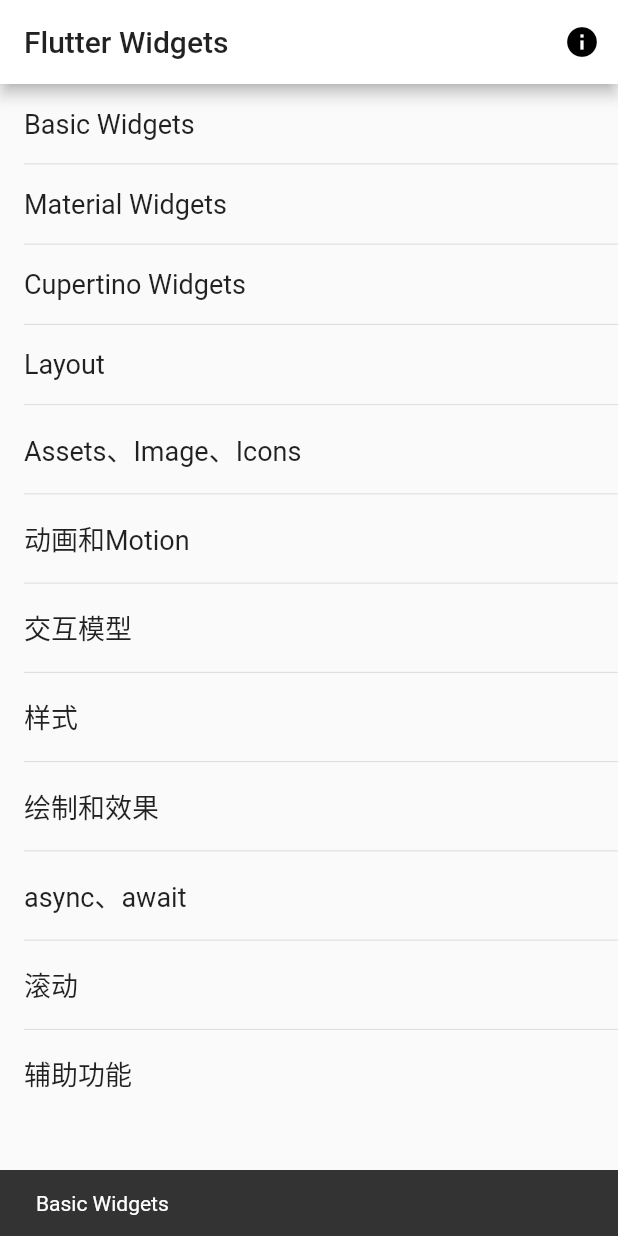
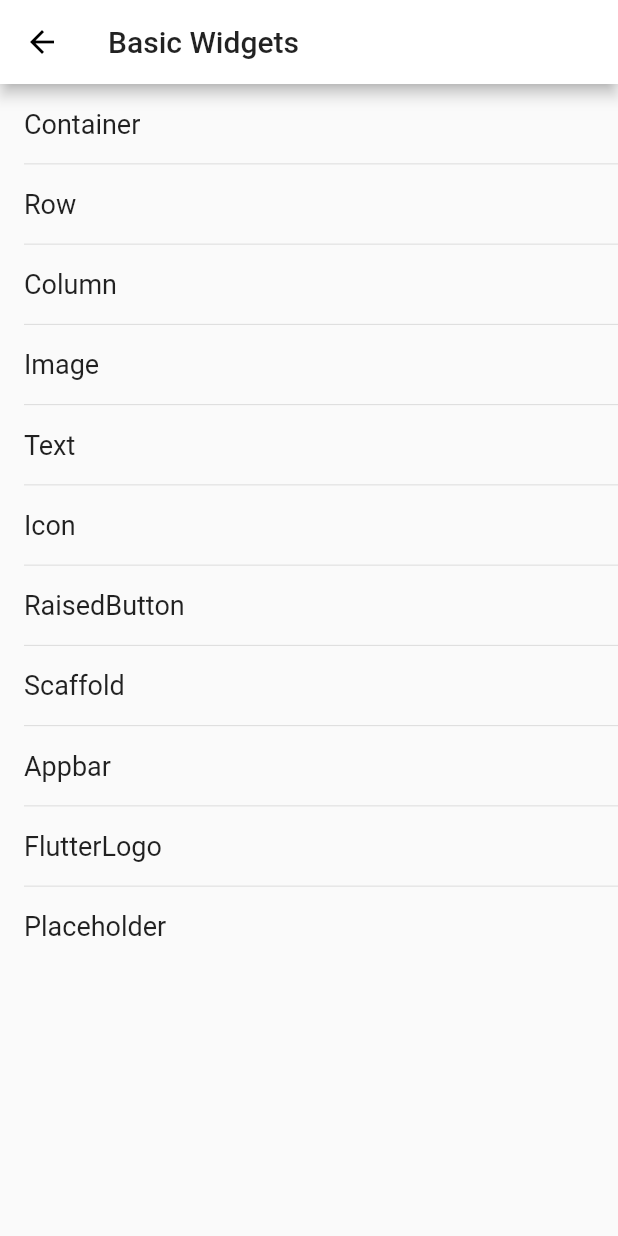
Before and after one commit to sunfusheng/FlutterDemo, a Flutter app: the screen it shows after launch, after a tap on "Basic Widgets", on a phone screen of 412 x 824 dp. Run offline on Flutter 3.47's test engine with Material 2 defaults, Android fonts, the light colour scheme and no system bars.

Commit message:
add basic page

```diff
--- /dev/null
+++ b/lib/model/Router.dart
@@ -0,0 +1,8 @@
+import 'package:flutter/widgets.dart';
+
+class Router {
+  String title;
+  Widget nextPage;
+
+  Router(this.title, this.nextPage);
+}
--- a/lib/pages/HomePage.dart
+++ b/lib/pages/HomePage.dart
@@ -1,27 +1,23 @@
+import 'package:FlutterWidgets/model/Router.dart';
+import 'package:FlutterWidgets/pages/basic/BasicPage.dart';
+import 'package:FlutterWidgets/widgets/RouterListView.dart';
 import 'package:flutter/material.dart';
 import 'package:FlutterWidgets/pages/AboutPage.dart';
 
-class HomePage extends StatefulWidget {
-  @override
-  State<StatefulWidget> createState() {
-    return _HomePageState();
-  }
-}
-
-class _HomePageState extends State {
+class HomePage extends StatelessWidget {
   final items = [
-    'Basic Widgets',
-    'Material Widgets',
-    'Cupertino Widgets',
-    'Layout',
-    'Assets、Image、Icons',
-    '动画和Motion',
-    '交互模型',
-    '样式',
-    '绘制和效果',
-    'async、await',
-    '滚动',
-    '辅助功能',
+    Router('Basic Widgets', BasicPage()),
+    Router('Material Widgets', null),
+    Router('Cupertino Widgets', null),
+    Router('Layout', null),
+    Router('Assets、Image、Icons', null),
+    Router('动画和Motion', null),
+    Router('交互模型', null),
+    Router('样式', null),
+    Router('绘制和效果', null),
+    Router('async、await', null),
+    Router('滚动', null),
+    Router('辅助功能', null),
   ];
 
   @override
@@ -30,46 +26,15 @@
       appBar: AppBar(
         title: Text('Flutter Widgets'),
         actions: <Widget>[
-          IconButton(icon: new Icon(Icons.info), onPressed: _gotoAboutPage)
+          IconButton(
+              icon: new Icon(Icons.info),
+              onPressed: () {
+                Navigator.push(context,
+                    MaterialPageRoute(builder: (context) => AboutPage()));
+              })
         ],
       ),
-      body: _buildListView(context),
-    );
-  }
-
-  void _gotoAboutPage() {
-    Navigator.push(
-        context, MaterialPageRoute(builder: (context) => AboutPage()));
-  }
-
-  Widget _buildListView(BuildContext context) {
-    return ListView.separated(
-        itemCount: items != null ? items.length : 0,
-        itemBuilder: (context, index) {
-          return _buildRow(context, items[index]);
-        },
-        separatorBuilder: (context, index) {
-          return Divider(
-            height: 0.5,
-            indent: 16,
-          );
-        });
-  }
-
-  Widget _buildRow(BuildContext context, String text) {
-    return InkWell(
-      onTap: () {
-        Scaffold.of(context)
-          ..removeCurrentSnackBar()
-          ..showSnackBar(SnackBar(content: Text(text)));
-      },
-      child: Padding(
-        padding: EdgeInsets.all(16),
-        child: Text(
-          text,
-          style: TextStyle(fontSize: 18),
-        ),
-      ),
+      body: RouterListView(items).build(),
     );
   }
 }
--- /dev/null
+++ b/lib/pages/basic/BasicPage.dart
@@ -0,0 +1,29 @@
+import 'package:FlutterWidgets/model/Router.dart';
+import 'package:FlutterWidgets/widgets/RouterListView.dart';
+import 'package:flutter/material.dart';
+
+class BasicPage extends StatelessWidget {
+  final items = [
+    Router('Container', null),
+    Router('Row', null),
+    Router('Column', null),
+    Router('Image', null),
+    Router('Text', null),
+    Router('Icon', null),
+    Router('RaisedButton', null),
+    Router('Scaffold', null),
+    Router('Appbar', null),
+    Router('FlutterLogo', null),
+    Router('Placeholder', null),
+  ];
+
+  @override
+  Widget build(BuildContext context) {
+    return Scaffold(
+      appBar: AppBar(
+        title: Text('Basic Widgets'),
+      ),
+      body: RouterListView(items).build(),
+    );
+  }
+}
--- /dev/null
+++ b/lib/widgets/RouterListView.dart
@@ -0,0 +1,45 @@
+import 'package:FlutterWidgets/model/Router.dart';
+import 'package:flutter/material.dart';
+import 'package:flutter/widgets.dart';
+
+class RouterListView {
+  List<Router> items;
+
+  RouterListView(this.items);
+
+  Widget build() {
+    return ListView.separated(
+        itemCount: items != null ? items.length : 0,
+        itemBuilder: (context, index) {
+          return _buildRow(context, items[index]);
+        },
+        separatorBuilder: (context, index) {
+          return Divider(
+            height: 0.5,
+            indent: 16,
+          );
+        });
+  }
+
+  Widget _buildRow(BuildContext context, Router item) {
+    return InkWell(
+      onTap: () {
+        if (item.nextPage != null) {
+          Navigator.push(
+              context, MaterialPageRoute(builder: (context) => item.nextPage));
+        } else {
+          Scaffold.of(context)
+            ..removeCurrentSnackBar()
+            ..showSnackBar(SnackBar(content: Text(item.title)));
+        }
+      },
+      child: Padding(
+        padding: EdgeInsets.all(16),
+        child: Text(
+          item.title,
+          style: TextStyle(fontSize: 18),
+        ),
+      ),
+    );
+  }
+}
```
Also changed, not shown: lib/pages/AboutPage.dart (+5 -9 lines).
